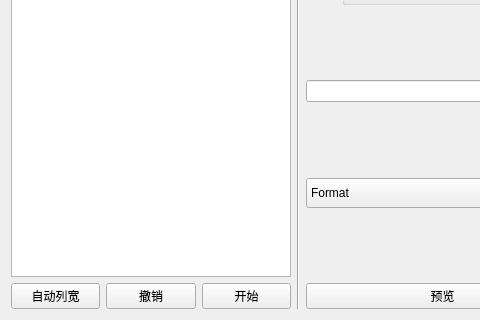
Before: the Qt Designer form UI/main_ui.ui in Alddp/XWAssistance, drawn with Qt 5; both pictures show x 0 to 480 and y 258 to 578 of the 590 by 578 pixel window.
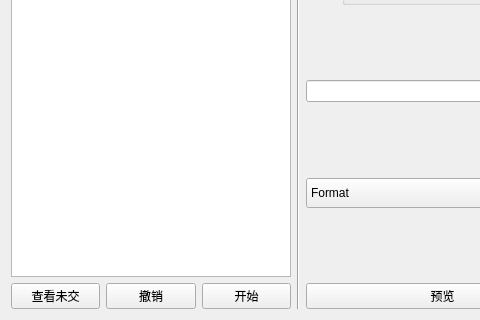
After: the same form once the commit is applied.

The edit to the form file:
```diff
--- a/UI/main_ui.ui
+++ b/UI/main_ui.ui
@@ -67,7 +67,7 @@
          <item>
           <widget class="QPushButton" name="auto_width_pb">
            <property name="text">
-            <string>自动列宽</string>
+            <string>查看未交</string>
            </property>
           </widget>
          </item>
```
Left out of the diff: 2 changed lines with no effect on the pictures.
